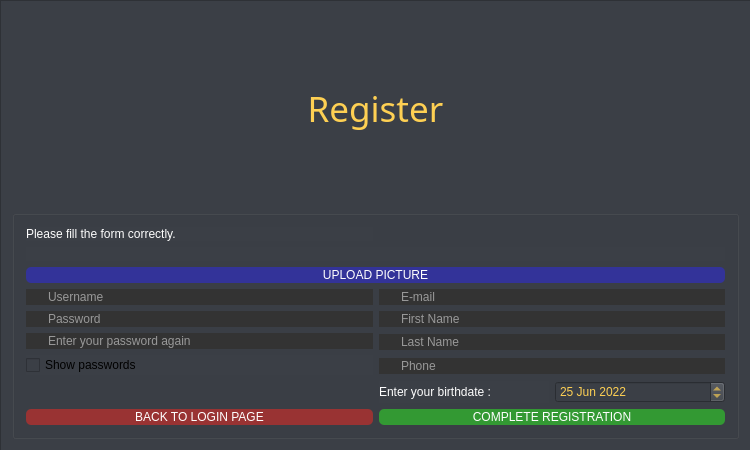
Old version of the form loginsystem.ui in the repository AP-projects-4001/Pulp-Fiction.
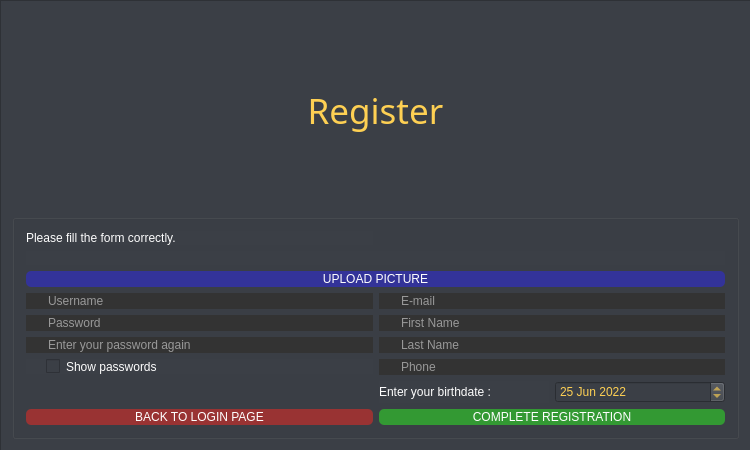
New version of the form. Icons and pictures are not drawn.

Commit message: Connected login page to database but have some bugs yet

What changed in the file:
```diff
--- a/loginsystem.ui
+++ b/loginsystem.ui
@@ -2287,6 +2287,13 @@
                <property name="layoutDirection">
                 <enum>Qt::LeftToRight</enum>
                </property>
+               <property name="styleSheet">
+                <string notr="true">padding-left: 20px;
+padding-right: 20px;
+border-radius: 20px;
+background-color: rgb(59, 63, 70);
+color: #fefefe;</string>
+               </property>
                <property name="text">
                 <string>Show passwords</string>
                </property>
```
The commit also changes 2 other files.
